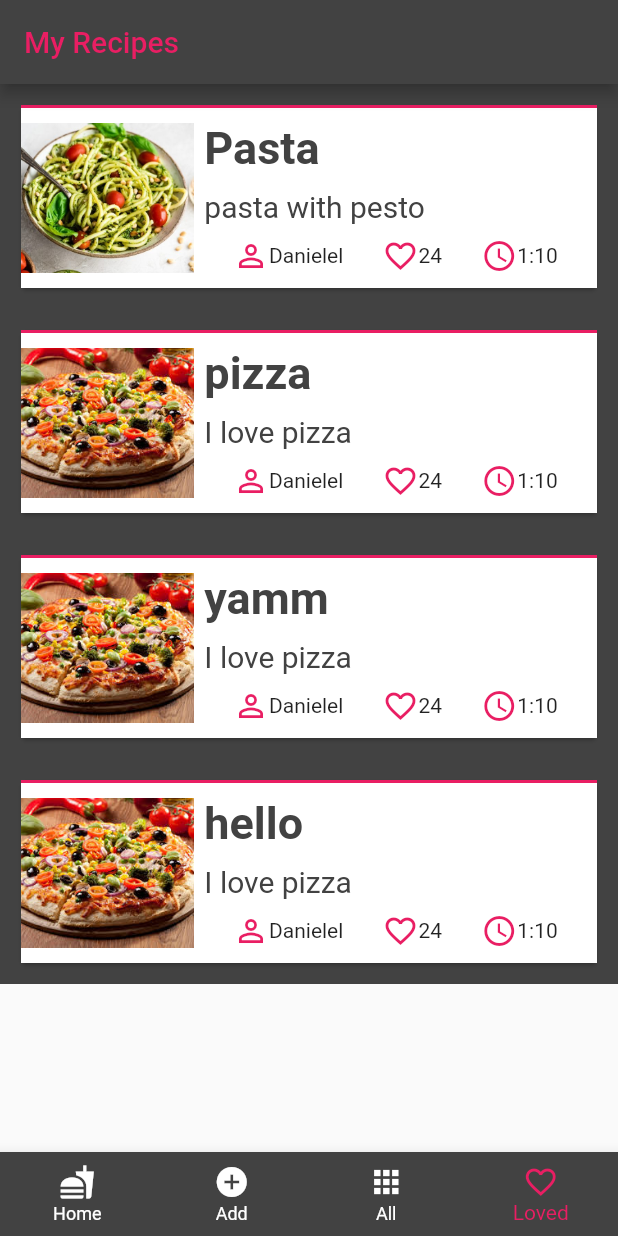
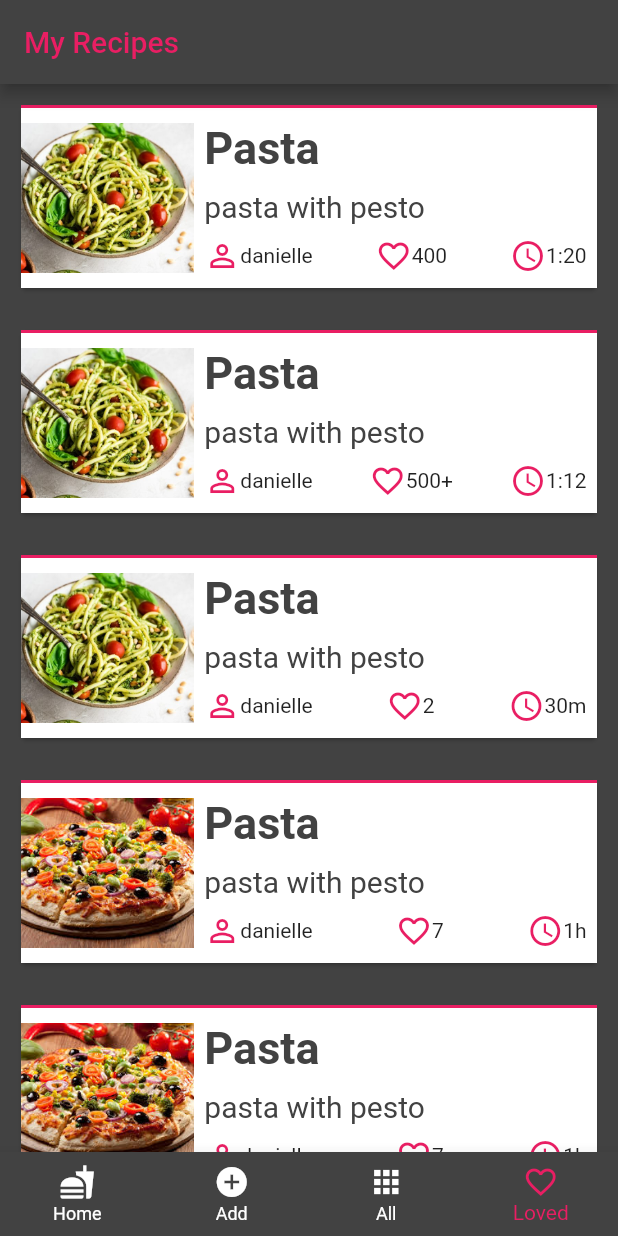
Before and after one commit to DanielleZror/myFlutterRecipeApp, a Flutter app: the screen it shows after launch, item 4 of the bottom bar chosen, on a phone screen of 412 x 824 dp. Run offline on Flutter 3.47's test engine with Material 2 defaults, Android fonts, the light colour scheme and no system bars.

Commit message:
home page

```diff
--- a/lib/CardRow.dart
+++ b/lib/CardRow.dart
@@ -52,7 +52,7 @@ class CardRow extends StatelessWidget {
           BoxShadow(
             color: Colors.grey[700],
             blurRadius: 10.0,
-            offset: Offset(0.0, 5.0),
+            //    offset: Offset(0.0, 5.0),
           ),
         ],
       ),
--- a/lib/FavoriteRecipesPage.dart
+++ b/lib/FavoriteRecipesPage.dart
@@ -24,6 +24,7 @@ class FavoriteRecipesPage extends StatelessWidget {
                     child: Card(
                       child: Container(
                         decoration: BoxDecoration(
+//                          borderRadius: BorderRadius.circular(8.0),
                           border: Border(
                             top: BorderSide(width: 2.0, color: Colors.pink),
                           ),
@@ -44,7 +45,7 @@ class FavoriteRecipesPage extends StatelessWidget {
                                 children: <Widget>[
                                   recipeName(data[index]),
                                   recipeDescription(data[index]),
-                                  recipeDetails(),
+                                  recipeDetails(data[index]),
                                 ],
                               ),
                             ),
@@ -94,7 +95,7 @@ class FavoriteRecipesPage extends StatelessWidget {
       child: RichText(
         textAlign: TextAlign.left,
         text: TextSpan(
-          text: '${data['value']}',
+          text: '${data['description']}',
           style: TextStyle(
             color: Colors.grey[800],
             fontSize: 20,
@@ -104,16 +105,18 @@ class FavoriteRecipesPage extends StatelessWidget {
     );
   }
 
-  Widget recipeDetails() {
-    return Row(
-      mainAxisAlignment: MainAxisAlignment.spaceEvenly,
+  Widget recipeDetails(data) {
+    return Padding(
+      padding: const EdgeInsets.only(left: 7.0, right: 7.0),
+      child: Row(
+        mainAxisAlignment: MainAxisAlignment.spaceBetween,
         children: <Widget>[
           Column(
             children: <Widget>[
               Row(
                 children: <Widget>[
                   Icon(Icons.perm_identity, color: Colors.pink),
-                Text('Danielel'),
+                  Text('${data['athor']}'),
                 ],
               ),
             ],
@@ -123,7 +126,9 @@ class FavoriteRecipesPage extends StatelessWidget {
               Row(
                 children: <Widget>[
                   Icon(Icons.favorite_border, color: Colors.pink),
-                Text('24'),
+                  (int.parse(data['likes']) < 500)
+                      ? Text('${data['likes']}')
+                      : Text('500+'),
                 ],
               ),
             ],
@@ -133,12 +138,20 @@ class FavoriteRecipesPage extends StatelessWidget {
               Row(
                 children: <Widget>[
                   Icon(Icons.access_time, color: Colors.pink),
-                Text('1:10')
+                  (int.parse(data['hours']) > 0 &&
+                          int.parse(data['minutes']) == 0)
+                      ? Text('${data['hours']}' + 'h')
+                      : (int.parse(data['hours']) == 0 &&
+                              int.parse(data['minutes']) > 0)
+                          ? Text('${data['minutes']}' + 'm')
+                          : Text(
+                              '${data['hours']}' + ':' + '${data['minutes']}'),
                 ],
               ),
             ],
           ),
         ],
+      ),
     );
   }
 }
--- a/lib/HomePage.dart
+++ b/lib/HomePage.dart
@@ -1,129 +1,65 @@
+import 'package:flutter/cupertino.dart';
 import 'package:flutter/material.dart';
+import 'package:flutter_staggered_grid_view/flutter_staggered_grid_view.dart';
 import './data.dart';
 
 class HomePage extends StatelessWidget {
-  var cryptoData = Data.getData;
+  var data = Data.getData;
+  TabController _tabController;
   @override
   Widget build(BuildContext context) {
-    return MaterialApp(
-        home: Scaffold(
-            body: Container(
-      child: Column(
-        mainAxisSize: MainAxisSize.max,
-        mainAxisAlignment: MainAxisAlignment.start,
-        children: <Widget>[
-          Expanded(
-            child: ListView.builder(
-// scrollDirection: Axis.horizontal,
-                itemCount: cryptoData.length,
-                itemBuilder: (context, index) {
-                  return Container(
-                    padding: EdgeInsets.fromLTRB(10, 10, 10, 0),
-                    height: 200,
-                    width: double.maxFinite,
-                    child: Card(
-                      elevation: 5,
-                      child: Container(
-                        decoration: BoxDecoration(
-                          border: Border(
-                            top: BorderSide(
-                                width: 2.0,
-                                color: cryptoData[index]['iconColor']),
-                          ),
-                          color: Colors.white,
-                        ),
-                        child: Padding(
-                          padding: EdgeInsets.all(7),
-                          child: Stack(children: <Widget>[
-                            Align(
-                              alignment: Alignment.centerRight,
-                              child: Stack(
-                                children: <Widget>[
-                                  Padding(
-                                      padding: const EdgeInsets.only(
-                                          left: 10, top: 5),
+    return Scaffold(
+      body: StaggeredGridView.countBuilder(
+        shrinkWrap: true,
+        primary: false,
+        crossAxisCount: 4,
+        itemCount: data.length,
+        itemBuilder: (BuildContext context, int index) => Container(
           child: Column(
             children: <Widget>[
+              ClipRRect(
+                borderRadius: BorderRadius.circular(8),
+                child: Image(
+                  image: AssetImage(data[index]['image']),
+                  fit: BoxFit.cover,
+                ),
+              ),
+              Container(
+                  width: 200,
+                  margin: EdgeInsets.symmetric(horizontal: 3),
+                  child: Column(
+                    crossAxisAlignment: CrossAxisAlignment.start,
+                    children: <Widget>[
+                      SizedBox(height: 4),
                       Row(
+                        mainAxisAlignment: MainAxisAlignment.spaceBetween,
                         children: <Widget>[
-                                              cryptoIcon(cryptoData[index]),
-                                              SizedBox(
-                                                height: 10,
+                          Text(
+                            data[index]['name'],
+                            style: TextStyle(
+                                fontWeight: FontWeight.bold, fontSize: 22),
                           ),
-                                              cryptoNameSymbol(
-                                                  cryptoData[index]),
-                                              Spacer(),
+                          Icon(
+                            Icons.favorite_border,
+                            color: Colors.pink.withOpacity(0.8),
+                          ),
                         ],
                       ),
-                                          Row(
-                                            children: <Widget>[
-                                              cryptoAmount(cryptoData[index])
-                                            ],
-                                          )
+                      SizedBox(height: 3),
+                      Text(
+                        data[index]['description'],
+                        style: TextStyle(color: Colors.grey[800], fontSize: 18),
+                      ),
                     ],
                   ))
             ],
           ),
-                            )
-                          ]),
         ),
-                      ),
-                    ),
-                  );
-                }),
-          ),
-        ],
-      ),
-    )));
-  }
-
-  Widget cryptoIcon(data) {
-    return Padding(
-      padding: const EdgeInsets.only(left: 15.0),
-      child: Align(
-          alignment: Alignment.centerLeft,
-          child: Icon(
-            data['icon'],
-            color: data['iconColor'],
-            size: 40,
-          )),
-    );
-  }
-
-  Widget cryptoNameSymbol(data) {
-    return Align(
-      alignment: Alignment.centerLeft,
-      child: RichText(
-        text: TextSpan(
-          text: '${data['name']}',
-          style: TextStyle(
-              fontWeight: FontWeight.bold,
-              color: Colors.grey[800],
-              fontSize: 30),
-        ),
-      ),
-    );
-  }
-
-  Widget cryptoAmount(data) {
-    return Align(
-      alignment: Alignment.centerLeft,
-      child: Padding(
-        padding: const EdgeInsets.only(left: 20.0),
-        child: Row(
-          children: <Widget>[
-            RichText(
-              textAlign: TextAlign.left,
-              text: TextSpan(
-                text: '\n${data['value']}',
-                style: TextStyle(
-                  color: Colors.grey[800],
-                  fontSize: 20,
-                ),
-              ),
-            ),
-          ],
-        ),
+        staggeredTileBuilder: (int index) =>
+            StaggeredTile.count(2, index.isEven ? 3 : 2),
+        mainAxisSpacing: 24,
+        crossAxisSpacing: 12,
+        padding: const EdgeInsets.all(12),
       ),
     );
   }
--- a/lib/data.dart
+++ b/lib/data.dart
@@ -4,31 +4,84 @@ class Data {
   static final getData = [
     {
       'name': 'Pasta',
-      'icon': Icons.fastfood,
-      'iconColor': Colors.pink,
-      'value': 'pasta with pesto',
+      'description': 'pasta with pesto',
       'image': 'Images/pestopasta.jpg',
+      'athor': 'danielle',
+      'hours': '1',
+      'minutes': '20',
+      'likes': '400',
     },
     {
-      'name': 'pizza',
-      'icon': Icons.home,
-      'iconColor': Colors.pink,
-      'value': 'I love pizza',
-      'image': 'Images/pizza.jpg',
+      'name': 'Pasta',
+      'description': 'pasta with pesto',
+      'image': 'Images/pestopasta.jpg',
+      'athor': 'danielle',
+      'hours': '1',
+      'minutes': '12',
+      'likes': '503',
     },
     {
-      'name': 'yamm',
-      'icon': Icons.home,
-      'iconColor': Colors.pink,
-      'value': 'I love pizza',
-      'image': 'Images/pizza.jpg',
+      'name': 'Pasta',
+      'description': 'pasta with pesto',
+      'image': 'Images/pestopasta.jpg',
+      'athor': 'danielle',
+      'hours': '0',
+      'minutes': '30',
+      'likes': '2',
     },
     {
-      'name': 'hello',
-      'icon': Icons.home,
-      'iconColor': Colors.pink,
-      'value': 'I love pizza',
+      'name': 'Pasta',
+      'description': 'pasta with pesto',
       'image': 'Images/pizza.jpg',
+      'athor': 'danielle',
+      'hours': '1',
+      'minutes': '0',
+      'likes': '7',
+    },
+    {
+      'name': 'Pasta',
+      'description': 'pasta with pesto',
+      'image': 'Images/pizza.jpg',
+      'athor': 'danielle',
+      'hours': '1',
+      'minutes': '0',
+      'likes': '7',
+    },
+    {
+      'name': 'Pasta',
+      'description': 'pasta with pesto',
+      'image': 'Images/pizza.jpg',
+      'athor': 'danielle',
+      'hours': '1',
+      'minutes': '0',
+      'likes': '7',
+    },
+    {
+      'name': 'Pasta',
+      'description': 'pasta with pesto',
+      'image': 'Images/pizza.jpg',
+      'athor': 'danielle',
+      'hours': '1',
+      'minutes': '0',
+      'likes': '7',
+    },
+    {
+      'name': 'Pasta',
+      'description': 'pasta with pesto',
+      'image': 'Images/pizza.jpg',
+      'athor': 'danielle',
+      'hours': '1',
+      'minutes': '0',
+      'likes': '7',
+    },
+    {
+      'name': 'Pasta',
+      'description': 'pasta with pesto',
+      'image': 'Images/pizza.jpg',
+      'athor': 'danielle',
+      'hours': '1',
+      'minutes': '0',
+      'likes': '7',
     },
   ];
 }
--- a/pubspec.yaml
+++ b/pubspec.yaml
@@ -28,6 +28,7 @@ dependencies:
   # The following adds the Cupertino Icons font to your application.
   # Use with the CupertinoIcons class for iOS style icons.
   cupertino_icons: ^0.1.3
+  flutter_staggered_grid_view: "^0.3.0"
 
 dev_dependencies:
   flutter_test:
```
Also changed, not shown: todo.txt (added, +29 -0 lines), pubspec.lock. Lines whose indentation alone changed are shown as unchanged.
